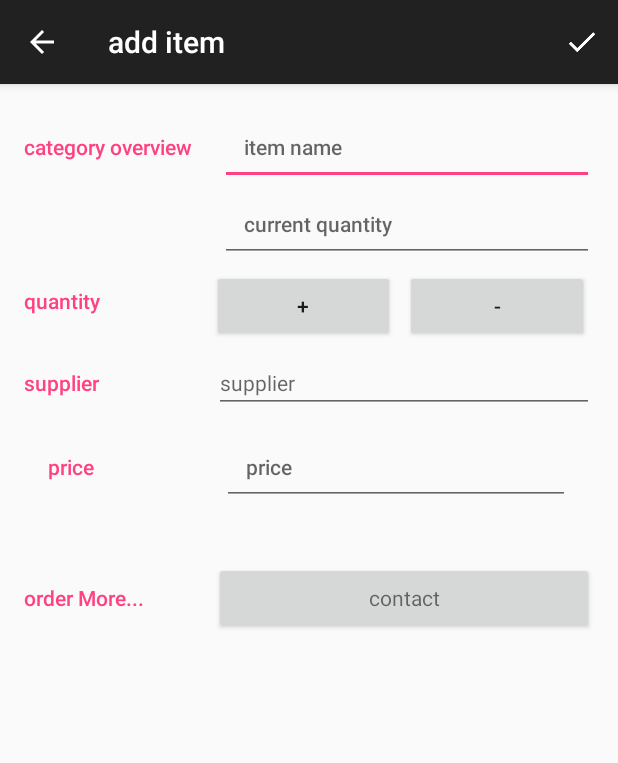
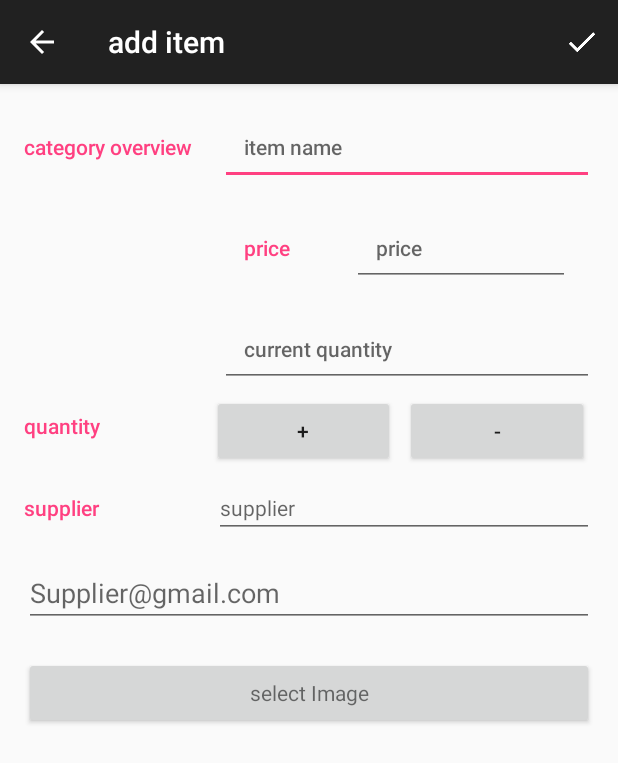
Before and after one commit to FoushWare/Inventory_shop, an Android app: the screen it shows after launch (EditorActivity), after a tap on an icon or button, on a phone screen of 412 x 824 dp. Shown: the top 763 px of the screen. Run offline under Robolectric (Android 15) with nearby library versions, the phone set to English and light mode, and no system bars.

Commit message:
add select image of item from the android phone

```diff
--- a/app/src/main/java/com/example/tom/inventoryapp/CatalogActivity.java
+++ b/app/src/main/java/com/example/tom/inventoryapp/CatalogActivity.java
@@ -90,7 +90,8 @@ public class CatalogActivity extends AppCompatActivity
                 ItemEntry.Column_Item_name,
                 ItemEntry.Column_Item_quantity,
                 ItemEntry.Column_Item_price,
-                ItemEntry.Column_Item_supplier
+                ItemEntry.Column_Item_supplier,
+                ItemEntry.Column_Item_img
         };
         return new CursorLoader(this,                 //parent activity
                 ItemEntry.CONTENT_URI,                 //uri of the table
--- a/app/src/main/java/com/example/tom/inventoryapp/EditorActivity.java
+++ b/app/src/main/java/com/example/tom/inventoryapp/EditorActivity.java
@@ -7,8 +7,12 @@ import android.content.DialogInterface;
 import android.content.Intent;
 import android.content.Loader;
 import android.database.Cursor;
+import android.graphics.Bitmap;
+import android.graphics.BitmapFactory;
 import android.net.Uri;
+import android.os.Build;
 import android.os.Bundle;
+import android.provider.MediaStore;
 import android.support.v4.app.NavUtils;
 import android.support.v7.app.AlertDialog;
 import android.support.v7.app.AppCompatActivity;
@@ -16,10 +20,15 @@ import android.view.Menu;
 import android.view.MenuItem;
 import android.view.MotionEvent;
 import android.view.View;
+import android.widget.Button;
 import android.widget.EditText;
+import android.widget.ImageView;
 import android.widget.Toast;
 
 import com.example.tom.inventoryapp.data.InventoryContract.ItemEntry;
+
+import java.io.ByteArrayOutputStream;
+import java.io.IOException;
 
 public class EditorActivity extends AppCompatActivity implements
         LoaderManager.LoaderCallbacks<Cursor> {
@@ -42,7 +51,16 @@ public class EditorActivity extends AppCompatActivity implements
     private Uri mCurrentUri;
     /*variable to indict if there was change in the Editing the current clicked Item*/
     private boolean mItemHasChanged = false;
-
+    /*button for select image from the gallery*/
+    private Button mEditor_Img_Button;
+    /*constant for the gallery*/
+    private final static int GALLERY_INTENT_CALLED=50;
+    private final static int GALLERY_KITKAT_INTENT_CALLED=60;
+    private ImageView mEditor_item_Img_view;
+    /*image as byteArray value*/
+     public static byte[] image_byte;
+    /*image as bitmap*/
+     public static Bitmap bitmap ;
     /**
      * make listener for touch of the EditText to indict if there was any change
      */
@@ -53,7 +71,43 @@ public class EditorActivity extends AppCompatActivity implements
             return false;
         }
     };
+    private View.OnClickListener mClickListener= new View.OnClickListener() {
+        @Override
+        public void onClick(View v) {
+            mItemHasChanged=true;
+        }
+    };
 
+//When this Activity resumed after the image selected from the gallery
+    @Override
+    protected void onActivityResult(int requestCode, int resultCode, Intent data) {
+        super.onActivityResult(requestCode, resultCode, data);
+
+       /*Get  the images from Gallery and put it in the DB   Then view it in the Activities*/
+
+       if( (resultCode== GALLERY_INTENT_CALLED||requestCode==GALLERY_KITKAT_INTENT_CALLED)
+          && resultCode==RESULT_OK && data!=null && data.getData() !=null
+               ){
+           Uri uri = data.getData();
+
+           try {
+                bitmap = MediaStore.Images.Media.getBitmap(getContentResolver(), uri);
+               // Log.d(TAG, String.valueOf(bitmap));
+
+               ImageView imageView = (ImageView) findViewById(R.id.editor_item_image_view);
+               imageView.setImageBitmap(bitmap);
+              //convert the bitmap image to arrayByte[blob] to store it in db
+                    image_byte=getBytes(bitmap);
+
+
+
+           } catch (IOException e) {
+               e.printStackTrace();
+           }
+
+       }//End of if
+
+    }//End of onActionResult() Method
 
     @Override
     protected void onCreate(Bundle savedInstanceState) {
@@ -80,16 +134,47 @@ public class EditorActivity extends AppCompatActivity implements
         mQuantityEditText = (EditText) findViewById(R.id.item_quantity);
         mPriceEditText = (EditText) findViewById(R.id.item_price);
         mSupplierEditText = (EditText) findViewById(R.id.item_supplier);
-        // Setup OnTouchListeners on all the input fields, so we can determine if the user
-        // has touched or modified them. This will let us know if there are unsaved changes
-        // or not, if the user tries to leave the editor without saving.
+        mEditor_Img_Button=(Button)findViewById(R.id.editor_item_image_button);
+        mEditor_item_Img_view=(ImageView)findViewById(R.id.editor_item_image_view);
+
+
+        /** Setup OnTouchListeners on all the input fields, so we can determine if the user
+         has touched or modified them. This will let us know if there are unsaved changes
+         or not, if the user tries to leave the editor without saving.*/
         mNameEditText.setOnTouchListener(mTouchListener);
         mQuantityEditText.setOnTouchListener(mTouchListener);
         mPriceEditText.setOnTouchListener(mTouchListener);
         mSupplierEditText.setOnTouchListener(mTouchListener);
+        mEditor_Img_Button.setOnClickListener(mClickListener);
+
+        /**
+         * listen to the click of button select image
+         *
+         * */
+        mEditor_Img_Button.setOnClickListener(new View.OnClickListener() {
+            @Override
+            public void onClick(View v) {
+//This code for solve mistake if i need the path of the image
+                if (Build.VERSION.SDK_INT <19){
+                    Intent intent = new Intent();
+                    intent.setType("image/*");
+                    intent.setAction(Intent.ACTION_GET_CONTENT);
+                    startActivityForResult(Intent.createChooser(intent, getResources().getString(R.string.select_picture)),GALLERY_INTENT_CALLED);
+                } else {
+                    Intent intent = new Intent(Intent.ACTION_OPEN_DOCUMENT);
+                    intent.addCategory(Intent.CATEGORY_OPENABLE);
+                    intent.setType("image/*");
+                    startActivityForResult(intent, GALLERY_KITKAT_INTENT_CALLED);
+                }
+                }
+
+        });
+    }
 
 
-    }
+
+
+
 
     //inflate the menu of EditorActivity
     @Override
@@ -163,6 +248,7 @@ public class EditorActivity extends AppCompatActivity implements
         values.put(ItemEntry.Column_Item_quantity, Quantity);
         values.put(ItemEntry.Column_Item_price, price);
         values.put(ItemEntry.Column_Item_supplier, mSupplierStringEditText);
+        values.put(ItemEntry.Column_Item_img,image_byte);
 
         if (mCurrentUri == null) {
 
@@ -189,6 +275,10 @@ public class EditorActivity extends AppCompatActivity implements
             }
         }
     }
+
+
+
+
 
 
     @Override
@@ -227,6 +317,7 @@ public class EditorActivity extends AppCompatActivity implements
                 ItemEntry.Column_Item_price,
                 ItemEntry.Column_Item_quantity,
                 ItemEntry.Column_Item_supplier,
+                ItemEntry.Column_Item_img
         };
         return new CursorLoader(this,     //parent view
                 mCurrentUri,
@@ -254,18 +345,21 @@ public class EditorActivity extends AppCompatActivity implements
             int Column_Index_Price = cursor.getColumnIndex(ItemEntry.Column_Item_price);
             int Column_Index_Supplier = cursor.getColumnIndex(ItemEntry.Column_Item_supplier);
             int Column_Index_Quantity = cursor.getColumnIndex(ItemEntry.Column_Item_quantity);
+            int Column_Index_Img=cursor.getColumnIndex(ItemEntry.Column_Item_img);
 
             /**Get the cursor content as key And values for the name,quantity,price,supplier*/
             String Column_Name_String = cursor.getString(Column_Index_Name);
             String Column_Supplier_String = cursor.getString(Column_Index_Supplier);
             int Column_price = cursor.getInt(Column_Index_Price);
             int Column_Quantity = cursor.getInt(Column_Index_Quantity);
+            byte[] image=cursor.getBlob(Column_Index_Img);
 
             /**Set the fields with the corresponding view*/
             mNameEditText.setText(Column_Name_String);
             mPriceEditText.setText(Integer.toString(Column_price));
             mQuantityEditText.setText(Integer.toString(Column_Quantity));
             mSupplierEditText.setText(Column_Supplier_String);
+            mEditor_item_Img_view.setImageBitmap(getImage(image));
 
 
         }
@@ -278,6 +372,7 @@ public class EditorActivity extends AppCompatActivity implements
         mSupplierEditText.setText("");
         mNameEditText.setText("");
         mPriceEditText.setText("");
+        mEditor_item_Img_view.setImageBitmap(null);
     }
 
     /**
@@ -386,4 +481,23 @@ public class EditorActivity extends AppCompatActivity implements
     }
 
 
+   /**Method to handle convert from bitmap to byteArray[blob] and VS*/
+
+   public static byte[] getBytes(Bitmap bitmap) {
+       ByteArrayOutputStream stream = new ByteArrayOutputStream();
+       bitmap.compress(Bitmap.CompressFormat.PNG, 0, stream);
+       return stream.toByteArray();
+   }
+    public static Bitmap getImage(byte[] image) {
+        return BitmapFactory.decodeByteArray(image, 0, image.length);
+    }
+
+
+
+
+
+
+
+
+
 }//End of Activity
--- a/app/src/main/java/com/example/tom/inventoryapp/data/InventoryContract.java
+++ b/app/src/main/java/com/example/tom/inventoryapp/data/InventoryContract.java
@@ -41,6 +41,8 @@ public final class InventoryContract {
         public static final String Column_Item_supplier = "supplier";
         /*price  of  current item */
         public static final String Column_Item_price = "price";
+        /*picture of the item*/
+        public static final String Column_Item_img="image";
 
         /**
          * make the content uri
--- a/app/src/main/java/com/example/tom/inventoryapp/data/ItemDbHelper.java
+++ b/app/src/main/java/com/example/tom/inventoryapp/data/ItemDbHelper.java
@@ -34,7 +34,8 @@ public class ItemDbHelper extends SQLiteOpenHelper {
                 ItemEntry.Column_Item_name + " TEXT NOT NULL ," +
                 ItemEntry.Column_Item_quantity + " INTEGER NOT NULL ," +
                 ItemEntry.Column_Item_price + " INTEGER NOT NULL ," +
-                ItemEntry.Column_Item_supplier + " TEXT NOT NULL" + ")";
+                ItemEntry.Column_Item_supplier + " TEXT NOT NULL ," +
+                ItemEntry.Column_Item_img      +" BLOB NOT NULL"+ " )";
         /**Execute the table*/
         db.execSQL(SQL_CREATE_ITEMS_TABLE);
     }
--- a/app/src/main/res/layout/activity_editor_.xml
+++ b/app/src/main/res/layout/activity_editor_.xml
@@ -1,4 +1,7 @@
 <?xml version="1.0" encoding="utf-8"?><!--Layout for the editor activity-->
+<ScrollView xmlns:android="http://schemas.android.com/apk/res/android"
+    android:layout_width="match_parent"
+    android:layout_height="match_parent">
 <LinearLayout xmlns:android="http://schemas.android.com/apk/res/android"
     xmlns:tools="http://schemas.android.com/tools"
     android:layout_width="match_parent"
@@ -35,6 +38,31 @@
                 android:textAppearance="?android:textAppearanceSmall"
 
                 />
+                <!--price-->
+    <LinearLayout
+        android:layout_width="match_parent"
+        android:layout_height="wrap_content"
+        android:layout_margin="@dimen/activity_margin">
+
+        <TextView
+            style="@style/Editor_label"
+            android:text="price"
+
+            />
+
+        <EditText
+            android:id="@+id/item_price"
+            android:layout_width="0dp"
+            android:layout_height="wrap_content"
+            android:layout_weight="2"
+            android:fontFamily="sans-serif-medium"
+            android:hint="@string/price"
+            android:inputType="number"
+            android:padding="16dp"
+            android:textAppearance="?android:textAppearanceSmall"
+
+            />
+    </LinearLayout>
 
             <EditText
                 android:id="@+id/item_quantity"
@@ -97,51 +125,49 @@
             android:hint="@string/supplier"
             android:textAppearance="?android:textAppearanceSmall" />
     </LinearLayout>
-    <!--price-->
+
     <LinearLayout
         android:layout_width="match_parent"
         android:layout_height="wrap_content"
-        android:layout_margin="@dimen/activity_margin">
+        android:layout_marginTop="20dp"
+        android:orientation="vertical"
+        >
+        <EditText
+            android:id="@+id/supplier_mail"
+            android:layout_width="match_parent"
+            android:layout_height="wrap_content"
+            android:hint="@string/supplier_emai"
+            />
+    </LinearLayout>
 
-        <TextView
-            style="@style/Editor_label"
-            android:text="price"
 
+    <!--item image button-->
+    <LinearLayout
+        android:layout_width="match_parent"
+        android:layout_height="wrap_content"
+        android:layout_marginTop="20dp">
+        <Button
+            android:id="@+id/editor_item_image_button"
+            android:layout_width="match_parent"
+            android:layout_height="wrap_content"
+            android:text="@string/select_img"
+            android:textAppearance="?android:textAppearanceSmall"
             />
-
-        <EditText
-            android:id="@+id/item_price"
-            android:layout_width="0dp"
-            android:layout_height="wrap_content"
-            android:layout_weight="2"
-            android:fontFamily="sans-serif-medium"
-            android:hint="@string/price"
-            android:inputType="number"
-            android:padding="16dp"
-            android:textAppearance="?android:textAppearanceSmall"
+    </LinearLayout>
+  <!--item image-->
+    <LinearLayout
+        android:layout_width="match_parent"
+        android:layout_height="wrap_content"
+        android:layout_marginTop="20dp">
+        <ImageView
+            android:id="@+id/editor_item_image_view"
+            android:layout_width="200dp"
+            android:layout_gravity="center"
+            android:layout_marginLeft="60dp"
+            android:layout_height="100dp"
 
             />
     </LinearLayout>
 
-    <!--supplier contact-->
-    <LinearLayout
-        android:layout_width="match_parent"
-        android:layout_height="wrap_content"
-        android:layout_marginTop="20dp">
-
-        <TextView
-            style="@style/Editor_label"
-            android:text="order More..." />
-
-        <Button
-            android:layout_width="0dp"
-            android:layout_height="wrap_content"
-            android:layout_weight="2"
-            android:text="@string/contact"
-            android:textAppearance="?android:textAppearanceSmall"
-
-            />
-    </LinearLayout>
-
-
 </LinearLayout>
+    </ScrollView>
--- a/app/src/main/res/values/strings.xml
+++ b/app/src/main/res/values/strings.xml
@@ -12,8 +12,8 @@
     <string name="item_quantity">current quantity</string>
     <!---supplier-->
     <string name="supplier">supplier</string>
-    <!--contact  to the supplier for more items-->
-    <string name="contact">contact</string>
+    <!--select img for the item-->
+    <string name="select_img">select Image</string>
     <!--price of the item-->
     <string name="price">price</string>
     <!-- Subtitle text for the empty view that prompts the user to add a pet [CHAR LIMIT=50] -->
@@ -53,5 +53,9 @@
 
        <!-- Dialog button text for the option to cancel deletion of the current pet [CHAR LIMIT=20] -->
         <string name="cancel">Cancel</string>
+    <!--supplier Emai-->
+    <string name="supplier_emai">Supplier@gmail.com</string>
+    <!--select picture-->
+   <string name="select_picture">select picture</string>
 
 </resources>
```
Also changed, not shown: app/src/main/java/com/example/tom/inventoryapp/ItemCursorAdapter.java (+7 -0 lines), app/src/main/res/layout/list_item.xml (+3 -5 lines).
